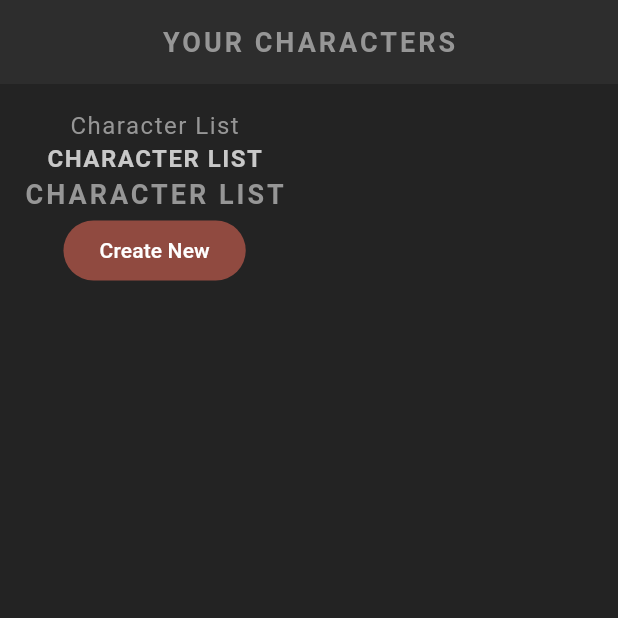
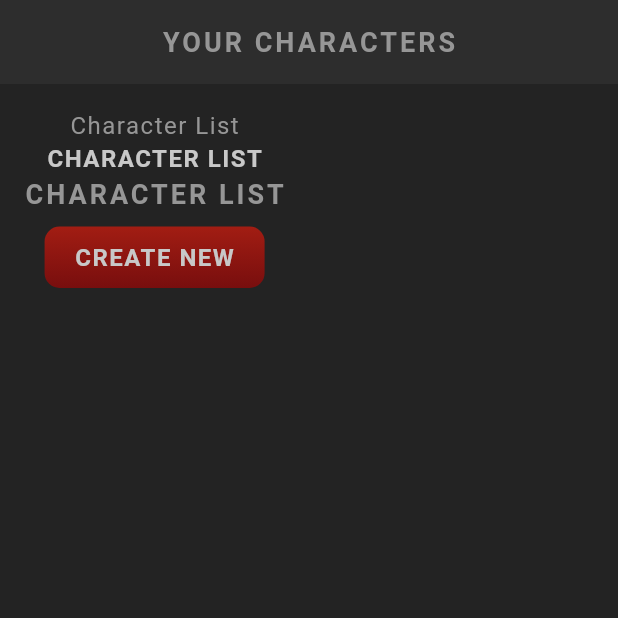
Before and after one commit to ouchyn/netninjarpg, a Flutter app: the screen it shows after launch, on a phone screen of 412 x 824 dp, the top half of it. Run offline on Flutter 3.47's test engine with Material 3 defaults, Android fonts, the light colour scheme and no system bars; our stand-ins replace google_fonts; Roboto replaces fonts that are missing (Kanit).

Commit message:
lesson 23 actually done

```diff
--- a/lib/screens/home.dart
+++ b/lib/screens/home.dart
@@ -1,4 +1,5 @@
 import 'package:flutter/material.dart';
+import 'package:netninjarpg/shared/style_button.dart';
 import 'package:netninjarpg/shared/style_text.dart';
 
 class Home extends StatefulWidget {
@@ -23,7 +24,8 @@
             const StyledText('Character List'),
             StyledHeading('Character List'),
             StyledTitle('Character List'),
-            FilledButton(onPressed: () {}, child: const Text('Create New')),
+
+            StyledButton(onPressed: () {}, child: const StyledHeading('Create New')),
           ],
         ),
       ),
--- /dev/null
+++ b/lib/shared/style_button.dart
@@ -0,0 +1,38 @@
+import 'package:flutter/material.dart';
+import 'package:netninjarpg/theme.dart';
+
+class StyledButton extends StatelessWidget {
+  const StyledButton({
+    super.key,
+    required this.onPressed,
+    required this.child,
+  });
+
+  final Function() onPressed;
+  final Widget child;
+
+  @override
+  Widget build(BuildContext context) {
+    return TextButton(
+      onPressed: onPressed,
+      child: Container(
+        decoration: BoxDecoration(
+          borderRadius: BorderRadius.all(Radius.circular(10)),
+          gradient: LinearGradient(
+            colors: [
+              AppColors.primaryColor,
+              AppColors.primaryAccent,
+            ],
+            begin: Alignment.topCenter,
+            end: Alignment.bottomCenter,
+          ),
+        ),
+        padding: const EdgeInsets.symmetric(
+          horizontal: 20,
+          vertical: 10,
+        ),
+        child: child,
+      ),
+    );
+  }
+}
```
